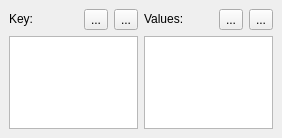
Before: the Qt Designer form trunk/maestro/gui/plugins/views/stanza_editor/optioneditors/EnvListEditorBase.ui in patrickhartling/maestro, drawn with Qt 5.
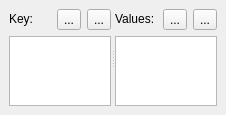
After: the same form once the commit is applied. Icons and pictures are not drawn.

Commit message: - Adding s splitter and fixing the editor name.

What changed in the file:
```diff
--- a/trunk/maestro/gui/plugins/views/stanza_editor/optioneditors/EnvListEditorBase.ui
+++ b/trunk/maestro/gui/plugins/views/stanza_editor/optioneditors/EnvListEditorBase.ui
@@ -5,68 +5,36 @@
    <rect>
     <x>0</x>
     <y>0</y>
-    <width>282</width>
-    <height>138</height>
+    <width>226</width>
+    <height>115</height>
    </rect>
   </property>
   <property name="windowTitle" >
    <string>EnvVar List Editor</string>
   </property>
-  <layout class="QGridLayout" >
+  <layout class="QVBoxLayout" >
    <property name="margin" >
     <number>9</number>
    </property>
    <property name="spacing" >
     <number>6</number>
    </property>
-   <item row="0" column="5" >
-    <widget class="QToolButton" name="mRemoveValueBtn" >
-     <property name="text" >
-      <string>...</string>
+   <item>
+    <widget class="QSplitter" name="mSplitter" >
+     <property name="orientation" >
+      <enum>Qt::Horizontal</enum>
      </property>
      <property name="icon" >
       <iconset resource="../../../../MaestroResource.qrc" >:/Maestro/images/edit_remove.png</iconset>
      </property>
-    </widget>
-   </item>
-   <item row="0" column="4" >
-    <widget class="QToolButton" name="mAddValueBtn" >
-     <property name="text" >
-      <string>...</string>
-     </property>
-     <property name="icon" >
-      <iconset resource="../../../../MaestroResource.qrc" >:/Maestro/images/edit_add.png</iconset>
-     </property>
-    </widget>
-   </item>
-   <item row="1" column="3" colspan="3" >
-    <widget class="QTableView" name="mValuesTable" />
-   </item>
-   <item row="0" column="3" >
-    <widget class="QLabel" name="mValuesLbl" >
-     <property name="sizePolicy" >
-      <sizepolicy>
-       <hsizetype>5</hsizetype>
-       <vsizetype>4</vsizetype>
-       <horstretch>0</horstretch>
-       <verstretch>0</verstretch>
-      </sizepolicy>
-     </property>
-     <property name="text" >
-      <string>Values:</string>
-     </property>
-    </widget>
-   </item>
-   <item row="0" column="2" >
-    <widget class="QToolButton" name="mRemoveKeyBtn" >
-     <property name="text" >
-      <string>...</string>
-     </property>
-     <property name="icon" >
-      <iconset resource="../../../../MaestroResource.qrc" >:/Maestro/images/edit_remove.png</iconset>
-     </property>
-    </widget>
-   </item>
+     <widget class="QWidget" name="" >
+      <layout class="QGridLayout" >
+       <property name="margin" >
+        <number>0</number>
+       </property>
+       <property name="spacing" >
+        <number>6</number>
+       </property>
    <item row="0" column="1" >
     <widget class="QToolButton" name="mAddKeyBtn" >
      <property name="text" >
@@ -77,6 +45,9 @@
      </property>
     </widget>
    </item>
+       <item row="1" column="0" colspan="3" >
+        <widget class="QListView" name="mKeysList" />
+       </item>
    <item row="0" column="0" >
     <widget class="QLabel" name="mKeyLbl" >
      <property name="sizePolicy" >
@@ -92,8 +63,67 @@
      </property>
     </widget>
    </item>
+       <item row="0" column="2" >
+        <widget class="QToolButton" name="mRemoveKeyBtn" >
+         <property name="text" >
+          <string>...</string>
+         </property>
+         <property name="icon" >
+          <iconset resource="../../../../MaestroResource.qrc" >:/Maestro/images/edit_remove.png</iconset>
+         </property>
+        </widget>
+       </item>
+      </layout>
+     </widget>
+     <widget class="QWidget" name="" >
+      <layout class="QGridLayout" >
+       <property name="margin" >
+        <number>0</number>
+       </property>
+       <property name="spacing" >
+        <number>6</number>
+       </property>
+       <item row="0" column="0" >
+        <widget class="QLabel" name="mValuesLbl" >
+         <property name="sizePolicy" >
+          <sizepolicy>
+           <hsizetype>5</hsizetype>
+           <vsizetype>4</vsizetype>
+           <horstretch>0</horstretch>
+           <verstretch>0</verstretch>
+          </sizepolicy>
+         </property>
+         <property name="text" >
+          <string>Values:</string>
+         </property>
+        </widget>
+       </item>
+       <item row="0" column="1" >
+        <widget class="QToolButton" name="mAddValueBtn" >
+         <property name="text" >
+          <string>...</string>
+         </property>
+         <property name="icon" >
+          <iconset resource="../../../../MaestroResource.qrc" >:/Maestro/images/edit_add.png</iconset>
+         </property>
+        </widget>
+       </item>
+       <item row="0" column="2" >
+        <widget class="QToolButton" name="mRemoveValueBtn" >
+         <property name="text" >
+          <string>...</string>
+         </property>
+         <property name="icon" >
+          <iconset resource="../../../../MaestroResource.qrc" >:/Maestro/images/edit_remove.png</iconset>
+         </property>
+        </widget>
+       </item>
    <item row="1" column="0" colspan="3" >
-    <widget class="QListView" name="mKeysList" />
+        <widget class="QTableView" name="mValuesTable" />
+       </item>
+      </layout>
+     </widget>
+    </widget>
    </item>
   </layout>
  </widget>
```
Left out of the diff: 4 changed lines with no effect on the pictures. Lines whose indentation alone changed are shown as unchanged. The commit also changes 2 other files.
